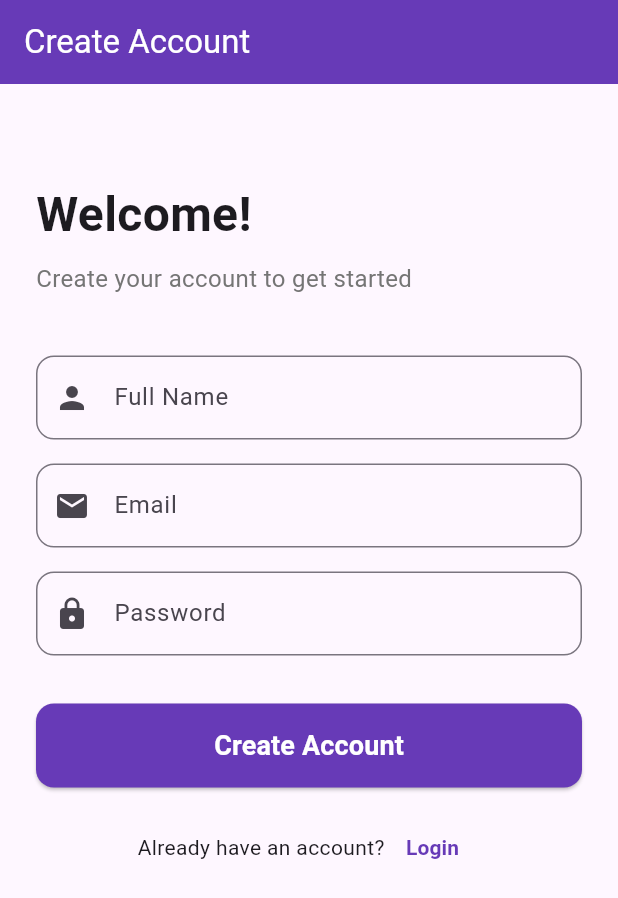
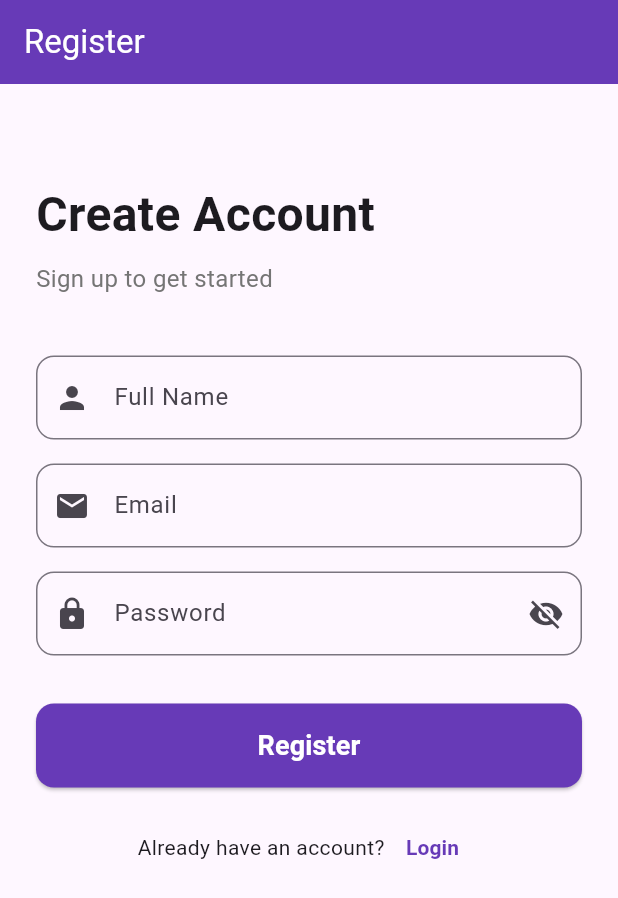
Before and after one commit to thamara2X1/user-auth-fullstack-App, a Flutter app: the RegisterScreen screen opened directly, on a phone screen of 412 x 824 dp. Shown: the top 898 px of the screen. Run offline on Flutter 3.47's test engine with Material 3 defaults, Android fonts, the phone set to English and light mode, and no system bars; our stand-ins replace flutter_secure_storage; accounts and stored records are empty.

Commit message:
refactor: update register screen to use secure AuthService

```diff
--- a/myapp/mobile/lib/screens/register_screen.dart
+++ b/myapp/mobile/lib/screens/register_screen.dart
@@ -1,6 +1,6 @@
 import 'package:flutter/material.dart';
-import 'package:myapp/services/api_service.dart';
 import 'package:myapp/screens/login_screen.dart';
+import 'package:myapp/services/auth_service.dart';
 
 class RegisterScreen extends StatefulWidget {
   @override
@@ -13,9 +13,9 @@ class _RegisterScreenState extends State<RegisterScreen> {
   final TextEditingController passwordController = TextEditingController();
   final _formKey = GlobalKey<FormState>();
   bool isLoading = false;
+  bool _obscurePassword = true;
 
   Future<void> registerUser() async {
-    // Validate form
     if (!_formKey.currentState!.validate()) {
       return;
     }
@@ -24,7 +24,7 @@ class _RegisterScreenState extends State<RegisterScreen> {
       isLoading = true;
     });
 
-    final result = await ApiService.registerUser(
+    final result = await AuthService.register(
       name: nameController.text.trim(),
       email: emailController.text.trim(),
       password: passwordController.text,
@@ -35,9 +35,10 @@ class _RegisterScreenState extends State<RegisterScreen> {
     });
 
     if (result['success']) {
-      _showMessage("✅ Account created successfully!", Colors.green);
-      // Wait 2 seconds then navigate to login
-      await Future.delayed(Duration(seconds: 2));
+      _showMessage("✅ ${result['message']}", Colors.green);
+
+      // Navigate to login after successful registration
+      await Future.delayed(Duration(seconds: 1));
       Navigator.pushReplacement(
         context,
         MaterialPageRoute(builder: (_) => LoginScreen()),
@@ -61,7 +62,7 @@ class _RegisterScreenState extends State<RegisterScreen> {
   Widget build(BuildContext context) {
     return Scaffold(
       appBar: AppBar(
-        title: Text("Create Account"),
+        title: Text("Register"),
         backgroundColor: Colors.deepPurple,
         foregroundColor: Colors.white,
       ),
@@ -74,8 +75,9 @@ class _RegisterScreenState extends State<RegisterScreen> {
               crossAxisAlignment: CrossAxisAlignment.stretch,
               children: [
                 SizedBox(height: 40),
+
                 Text(
-                  "Welcome!",
+                  "Create Account",
                   style: TextStyle(
                     fontSize: 32,
                     fontWeight: FontWeight.bold,
@@ -83,7 +85,7 @@ class _RegisterScreenState extends State<RegisterScreen> {
                 ),
                 SizedBox(height: 8),
                 Text(
-                  "Create your account to get started",
+                  "Sign up to get started",
                   style: TextStyle(
                     fontSize: 16,
                     color: Colors.grey[600],
@@ -136,10 +138,20 @@ class _RegisterScreenState extends State<RegisterScreen> {
                 // Password Field
                 TextFormField(
                   controller: passwordController,
-                  obscureText: true,
+                  obscureText: _obscurePassword,
                   decoration: InputDecoration(
                     labelText: "Password",
                     prefixIcon: Icon(Icons.lock),
+                    suffixIcon: IconButton(
+                      icon: Icon(
+                        _obscurePassword ? Icons.visibility_off : Icons.visibility,
+                      ),
+                      onPressed: () {
+                        setState(() {
+                          _obscurePassword = !_obscurePassword;
+                        });
+                      },
+                    ),
                     border: OutlineInputBorder(
                       borderRadius: BorderRadius.circular(12),
                     ),
@@ -171,7 +183,7 @@ class _RegisterScreenState extends State<RegisterScreen> {
                     child: isLoading
                         ? CircularProgressIndicator(color: Colors.white)
                         : Text(
-                            "Create Account",
+                            "Register",
                             style: TextStyle(fontSize: 18, fontWeight: FontWeight.bold),
                           ),
                   ),
```
